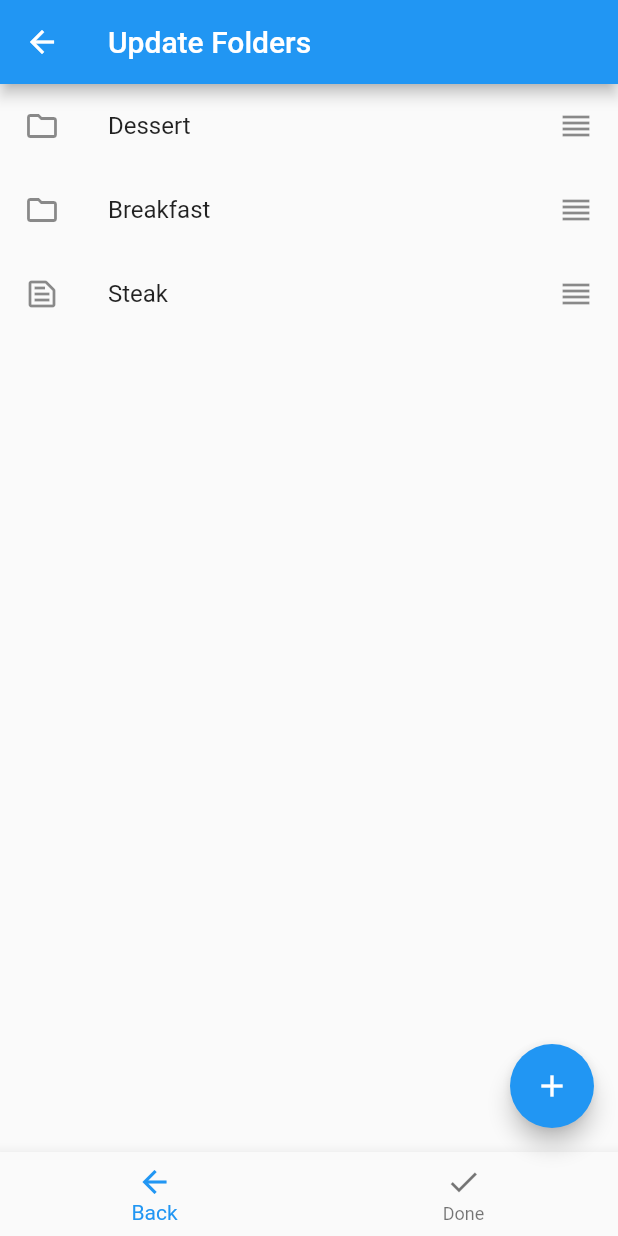
After one commit to kbigelow26/MobileProject, a Flutter app: the UpdateFoldersRoute screen opened directly, on a phone screen of 412 x 824 dp. The commit adds this screen. Run offline on Flutter 3.47's test engine with Material 2 defaults, Android fonts, the phone set to English and light mode, and no system bars; our stand-ins replace image_picker.

Commit message:
creating screen for edit file structure

```diff
--- /dev/null
+++ b/cookbook_app/lib/updateFoldersScreen.dart
@@ -0,0 +1,76 @@
+import 'package:flutter/material.dart';
+import './main.dart' as homeScreen;
+
+class UpdateFoldersRoute extends StatefulWidget {
+  @override
+  _UpdateFoldersState createState() => _UpdateFoldersState();
+}
+
+class _UpdateFoldersState extends State<UpdateFoldersRoute> {
+  Widget getListView() {
+    return ListView(
+      children: <Widget>[
+        ListTile(
+          leading: Icon(Icons.folder_outlined),
+          title: Text('Dessert'),
+          trailing: Icon(Icons.reorder),
+        ),
+        ListTile(
+          leading: Icon(Icons.folder_outlined),
+          title: Text('Breakfast'),
+          trailing: Icon(Icons.reorder),
+        ),
+        ListTile(
+          leading: Icon(Icons.text_snippet_outlined),
+          title: Text('Steak'),
+          trailing: Icon(Icons.reorder),
+        ),
+      ],
+    );
+  }
+
+  @override
+  Widget build(BuildContext context) {
+    return Scaffold(
+      appBar: AppBar(
+        title: Text('Update Folders'),
+      ),
+      body: Center(
+        child: getListView(),
+      ),
+      floatingActionButton: FloatingActionButton(
+        onPressed: () {
+          Navigator.push(
+            context,
+            MaterialPageRoute(
+                builder: (context) => homeScreen.MyHomePage(title: 'Yum Binder')),
+          );
+        },
+        tooltip: 'Go to Create Recipe',
+        child: Icon(Icons.add),
+      ),
+      bottomNavigationBar: BottomNavigationBar(
+        items: const <BottomNavigationBarItem>[
+          BottomNavigationBarItem(icon: Icon(Icons.arrow_back), label: "Back"),
+          BottomNavigationBarItem(
+              icon: Icon(Icons.check), label: "Done"),
+        ],
+        onTap: (int index) {
+          if (index == 0) {
+            Navigator.push(
+              context,
+              MaterialPageRoute(
+                  builder: (context) =>
+                      homeScreen.MyHomePage(title: 'Yum Binder')),
+            );
+          } else if (index == 1) {
+            Navigator.push(
+              context,
+              MaterialPageRoute(builder: (context) => homeScreen.MyHomePage(title: 'Yum Binder')),
+            );
+          }
+        },
+      ),
+    );
+  }
+}
```
Also changed, not shown: cookbook_app/lib/main.dart (+8 -3 lines).
